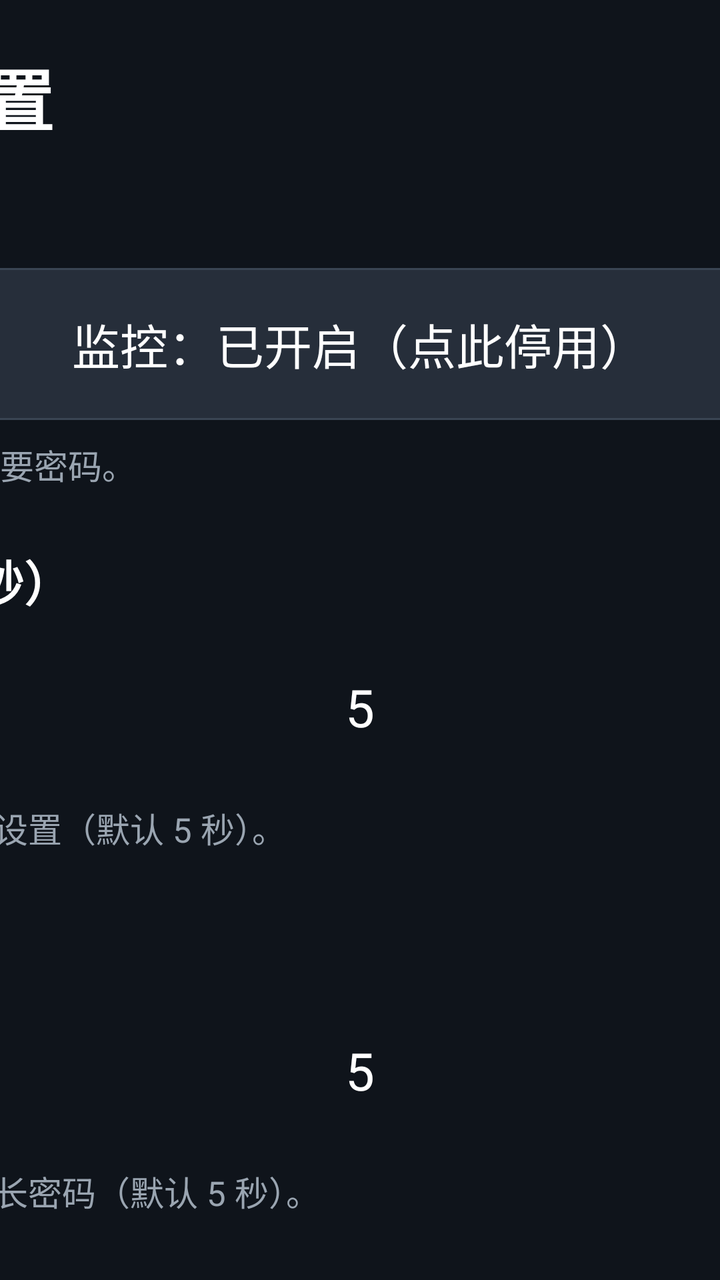
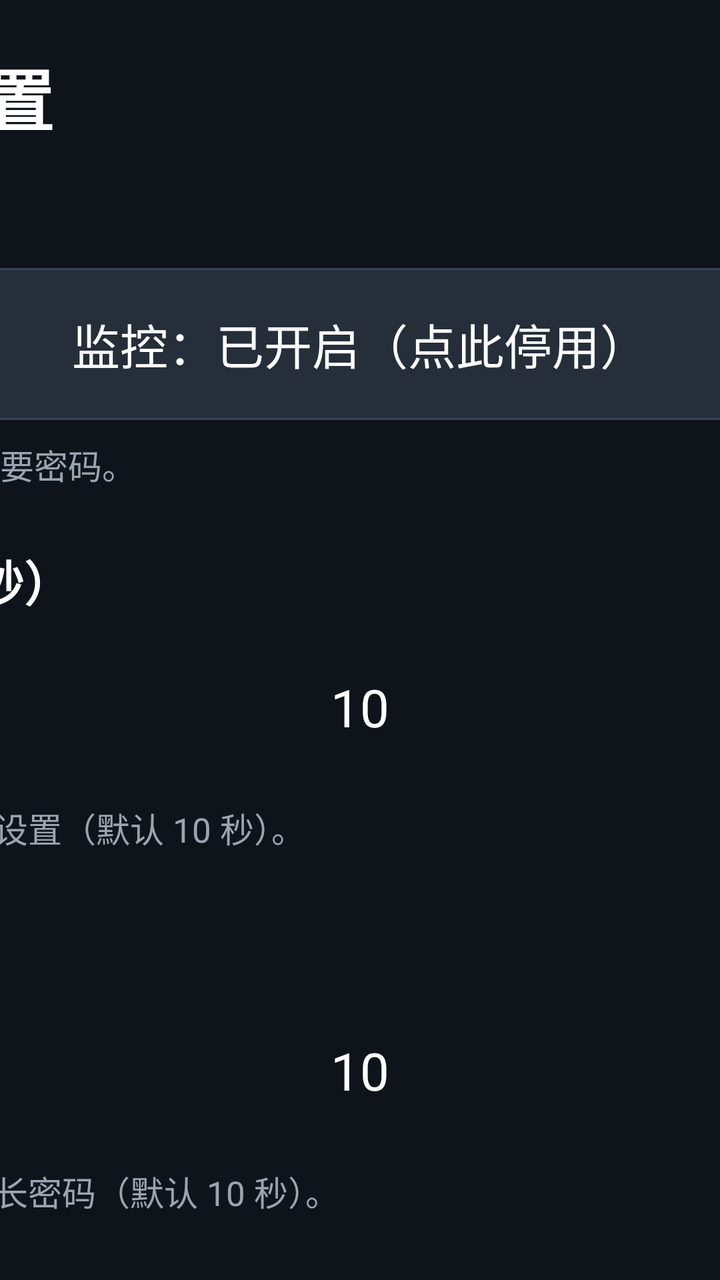

Screens rendered from an Android XML layout before and after an edit, with the pre-edit source and the edit as a unified diff.
<!-- AndroidManifest.xml: application theme Theme.KidsLock -->
<!-- res/layout/activity_main.xml -->
<?xml version="1.0" encoding="utf-8"?>
<FrameLayout xmlns:android="http://schemas.android.com/apk/res/android"
    android:id="@+id/root"
    android:layout_width="match_parent"
    android:layout_height="match_parent"
    android:background="@color/bg_dark">

    <ScrollView
        android:id="@+id/scroll"
        android:layout_width="match_parent"
        android:layout_height="match_parent"
        android:fillViewport="true"
        android:scrollbars="none">

        <LinearLayout
            android:layout_width="960dp"
            android:layout_height="wrap_content"
            android:layout_gravity="center_horizontal"
            android:orientation="vertical"
            android:paddingLeft="28dp"
            android:paddingRight="28dp"
            android:paddingTop="24dp"
            android:paddingBottom="40dp">

            
            <LinearLayout
                android:layout_width="match_parent"
                android:layout_height="wrap_content"
                android:baselineAligned="true"
                android:orientation="horizontal">

                <TextView
                    android:layout_width="0dp"
                    android:layout_height="wrap_content"
                    android:layout_weight="1"
                    android:includeFontPadding="false"
                    android:text="每日壁纸 · 家长设置"
                    android:textColor="@color/text_main"
                    android:textSize="34sp"
                    android:textStyle="bold" />

                <TextView
                    android:id="@+id/tvVersion"
                    android:layout_width="wrap_content"
                    android:layout_height="wrap_content"
                    android:layout_marginLeft="16dp"
                    android:includeFontPadding="false"
                    android:text="v1.9.8"
                    android:textColor="@color/text_dim"
                    android:textSize="20sp" />
            </LinearLayout>

            <TextView style="@style/Label" android:text="监控开关" />

            <TextView
                android:id="@+id/btnEnable"
                style="@style/RowBtn"
                android:text="监控：已开启（点此停用）" />

            <TextView
                style="@style/Hint"
                android:text="关掉后不计时、不锁屏；家长设置仍要密码。" />

            
            <TextView
                style="@style/Label"
                android:text="壁纸页长按 OK 进验证（秒）" />

            <LinearLayout style="@style/Stepper">

                <TextView
                    android:id="@+id/btnHoldMinus"
                    style="@style/StepBtn"
                    android:text="-" />

                <TextView
                    android:id="@+id/tvHoldSec"
                    style="@style/StepValue"
                    android:text="5" />

                <TextView
                    android:id="@+id/btnHoldPlus"
                    style="@style/StepBtn"
                    android:text="+" />
            </LinearLayout>

            <TextView
                style="@style/Hint"
                android:text="壁纸界面按住 OK 键这么久才进家长设置（默认 5 秒）。" />

            <TextView style="@style/Label" android:text="锁屏页长按 OK 解锁（秒）" />

            <LinearLayout style="@style/Stepper">

                <TextView
                    android:id="@+id/btnUnlockMinus"
                    style="@style/StepBtn"
                    android:text="-" />

                <TextView
                    android:id="@+id/tvUnlockSec"
                    style="@style/StepValue"
                    android:text="5" />

                <TextView
                    android:id="@+id/btnUnlockPlus"
                    style="@style/StepBtn"
                    android:text="+" />
            </LinearLayout>

            <TextView
                style="@style/Hint"
                android:text="锁屏答题页按住 OK 键这么久呼出家长密码（默认 5 秒）。" />

            <TextView style="@style/Label" android:text="单次连续观看（分钟，到点答题解锁）" />

            <LinearLayout style="@style/Stepper">

                <TextView
                    android:id="@+id/btnSingleMinus"
                    style="@style/StepBtn"
                    android:text="-" />

                <TextView
                    android:id="@+id/tvSingle"
                    style="@style/StepValue"
                    android:text="20" />

                <TextView
                    android:id="@+id/btnSinglePlus"
                    style="@style/StepBtn"
                    android:text="+" />
            </LinearLayout>

            <TextView
                style="@style/Hint"
                android:text="看满这个时长就弹锁屏；答对后重新计时。范围 5~120 分钟。" />

            <TextView style="@style/Label" android:text="每日累计上限（分钟，0=不限）" />

            <LinearLayout style="@style/Stepper">

                <TextView
                    android:id="@+id/btnDailyMinus"
                    style="@style/StepBtn"
                    android:text="-" />

                <TextView
                    android:id="@+id/tvDaily"
                    style="@style/StepValue"
                    android:text="0" />

                <TextView
                    android:id="@+id/btnDailyPlus"
                    style="@style/StepBtn"
                    android:text="+" />
            </LinearLayout>

            <TextView style="@style/Label" android:text="长关机重置阈值（分钟，0=不限）" />

            <LinearLayout style="@style/Stepper">

                <TextView
                    android:id="@+id/btnAwayMinus"
                    style="@style/StepBtn"
                    android:text="-" />

                <TextView
                    android:id="@+id/tvAway"
                    style="@style/StepValue"
                    android:text="30 分钟" />

                <TextView
                    android:id="@+id/btnAwayPlus"
                    style="@style/StepBtn"
                    android:text="+" />
            </LinearLayout>

            <TextView
                style="@style/Hint"
                android:text="关机不超过这个时长：计时接着走、锁屏保留；超过：本次计时清零（今日已看不减）；过零点：全部清零。0=不限。" />

            <TextView style="@style/Label" android:text="连续答对题数（答对才解锁）" />

            <LinearLayout style="@style/Stepper">

                <TextView
                    android:id="@+id/btnCorrMinus"
                    style="@style/StepBtn"
                    android:text="-" />

                <TextView
                    android:id="@+id/tvCorrect"
                    style="@style/StepValue"
                    android:text="3" />

                <TextView
                    android:id="@+id/btnCorrPlus"
                    style="@style/StepBtn"
                    android:text="+" />
            </LinearLayout>

            <TextView style="@style/Label" android:text="孩子年级" />

            <LinearLayout style="@style/Stepper">

                <TextView
                    android:id="@+id/btnLevelMinus"
                    style="@style/StepBtn"
                    android:text="-" />

                <TextView
                    android:id="@+id/tvLevel"
                    style="@style/StepValue"
                    android:text="二年级" />

                <TextView
                    android:id="@+id/btnLevelPlus"
                    style="@style/StepBtn"
                    android:text="+" />
            </LinearLayout>

            <TextView
                style="@style/Hint"
                android:text="1~9 年级；只出该年级及以下的题，不超纲。" />

            <TextView style="@style/Label" android:text="教材版本（语文/数学/英语按版本出题）" />

            <LinearLayout
                android:id="@+id/editionRow"
                android:layout_width="match_parent"
                android:layout_height="wrap_content"
                android:baselineAligned="false"
                android:orientation="horizontal" />

            <TextView style="@style/Label" android:text="启用题型（可多选）" />

            <LinearLayout
                android:id="@+id/typeGrid"
                android:layout_width="match_parent"
                android:layout_height="wrap_content"
                android:orientation="vertical" />

            <TextView style="@style/Label" android:text="题库" />

            <TextView
                android:id="@+id/tvQuizStatus"
                style="@style/Hint"
                android:text="未加载" />

            <TextView
                style="@style/Hint"
                android:text="想加自己的题：把 txt 文件拷到电视的 Download/txhlock 文件夹（U 盘或 SMB 都行），再点「重新加载题库」。一行一题：题目|答案|错误1;错误2;错误3" />

            <TextView
                android:id="@+id/btnExportQuiz"
                style="@style/RowBtn"
                android:text="导出内置题库（照着改）" />

            <TextView
                android:id="@+id/btnReloadQuiz"
                style="@style/RowBtn"
                android:layout_marginTop="10dp"
                android:text="重新加载题库" />

            <TextView
                android:id="@+id/btnClearLocal"
                style="@style/RowBtn"
                android:layout_marginTop="10dp"
                android:text="删除本地题库文件（只删本地，不动内置）" />

            <TextView style="@style/Label" android:text="局域网 SMB 题库同步（打开应用时自动更新）" />

            <TextView
                android:id="@+id/tvSmbStatus"
                style="@style/Hint"
                android:text="SMB 同步未开启" />

            <TextView
                android:id="@+id/btnSmbSetup"
                style="@style/RowBtn"
                android:text="SMB 同步设置" />

            <TextView
                android:id="@+id/btnSmbSyncNow"
                style="@style/RowBtn"
                android:layout_marginTop="10dp"
                android:text="立即更新 SMB 题库" />

            <TextView style="@style/Label" android:text="家长密码" />

            <TextView
                android:id="@+id/btnChangePin"
                style="@style/RowBtn"
                android:text="修改家长密码（默认 1234）" />

            <TextView style="@style/Label" android:text="防绕过 / 锁屏方式" />

            <TextView
                android:id="@+id/btnBootLock"
                style="@style/RowBtn"
                android:text="开机先答题：开（点此关闭）" />

            <TextView
                style="@style/Hint"
                android:text="开：每次真正开机/重启都先答题；关：沿用重启前状态（已锁仍锁，没锁就接着上次计时）。关机超过「长关机」时长会按长关机规则清零。" />

            <TextView
                android:id="@+id/btnOverlay"
                style="@style/RowBtn"
                android:layout_marginTop="10dp"
                android:text="悬浮层：检查中…" />

            <TextView
                android:id="@+id/tvHomeStatus"
                style="@style/Hint"
                android:text="系统桌面：未做任何修改" />

            <TextView
                android:id="@+id/btnAcc"
                style="@style/RowBtn"
                android:text="去系统里打开无障碍（当前：未开启）" />

            <TextView
                android:id="@+id/tvAccStatus"
                style="@style/Hint"
                android:text="正在检测无障碍保活状态…" />

            <TextView
                android:id="@+id/tvAccState"
                style="@style/Hint"
                android:text="无障碍：正在检测…" />

            <TextView
                style="@style/Hint"
                android:text="更新/覆盖安装后，小米电视可能会自动关掉无障碍；更新完回来看到「未开启」，点上面的按钮重开一次即可。" />

            <TextView
                style="@style/Hint"
                android:text="「自启动」需要手动去系统设置里打开；如果已开启，下面只显示绿色状态，不用点。" />

            <TextView
                android:id="@+id/btnSysSettings"
                style="@style/RowBtn"
                android:text="自启动：检测中…" />

            <TextView
                android:id="@+id/btnHomeSetup"
                style="@style/RowBtn"
                android:layout_marginTop="10dp"
                android:text="还原并卸载（恢复小米桌面）" />

            <TextView style="@style/Label" android:text="帮助与诊断" />

            <TextView
                android:id="@+id/tvHelp"
                style="@style/Hint"
                android:text="正在读取状态…" />

            <TextView
                android:id="@+id/btnFixAcc"
                style="@style/RowBtn"
                android:text="主页键拦截失效？点此修复" />

            <TextView
                android:id="@+id/btnTestLock"
                style="@style/RowBtn"
                android:layout_marginTop="26dp"
                android:background="@drawable/bg_primary"
                android:text="立即锁定测试" />
        </LinearLayout>
    </ScrollView>

    <FrameLayout
        android:id="@+id/gateLayer"
        android:layout_width="match_parent"
        android:layout_height="match_parent"
        android:visibility="gone" />
</FrameLayout>
<!-- resources referenced by this layout -->
<resources>
  <color name="bg_dark">#0F141B</color>
  <color name="text_dim">#9AA5B1</color>
  <color name="text_main">#FFFFFF</color>
  <!-- drawable bg_primary (drawable) -->
  <?xml version="1.0" encoding="utf-8"?>
  <selector xmlns:android="http://schemas.android.com/apk/res/android">
      <item android:state_focused="true"><shape android:shape="rectangle"><solid android:color="@color/accent" /><stroke android:width="3dp" android:color="#FFFFFF" /><corners android:radius="14dp" /></shape></item>
      <item android:state_pressed="true"><shape android:shape="rectangle"><solid android:color="@color/accent_deep" /><corners android:radius="14dp" /></shape></item>
      <item><shape android:shape="rectangle"><solid android:color="@color/accent" /><corners android:radius="14dp" /></shape></item>
  </selector>
  <style name="Hint">
          <item name="android:layout_width">match_parent</item>
          <item name="android:layout_height">wrap_content</item>
          <item name="android:layout_marginTop">10dp</item>
          <item name="android:layout_marginBottom">10dp</item>
          <item name="android:textColor">@color/text_dim</item>
          <item name="android:textSize">17sp</item>
          <item name="android:lineSpacingExtra">6dp</item>
          <item name="android:includeFontPadding">false</item>
      </style>
  <style name="Label">
          <item name="android:layout_width">match_parent</item>
          <item name="android:layout_height">wrap_content</item>
          <item name="android:layout_marginTop">18dp</item>
          <item name="android:layout_marginBottom">8dp</item>
          <item name="android:textColor">@color/text_main</item>
          <item name="android:textSize">24sp</item>
          <item name="android:textStyle">bold</item>
      </style>
  <style name="RowBtn">
          <item name="android:textAllCaps">false</item>
          <item name="android:layout_width">match_parent</item>
          <item name="android:layout_height">76dp</item>
          <item name="android:background">@drawable/bg_option</item>
          <item name="android:gravity">center</item>
          <item name="android:paddingLeft">12dp</item>
          <item name="android:paddingRight">12dp</item>
          <item name="android:textColor">@color/text_main</item>
          <item name="android:textSize">24sp</item>
      </style>
  <style name="StepBtn">
          <item name="android:textAllCaps">false</item>
          <item name="android:layout_width">120dp</item>
          <item name="android:layout_height">76dp</item>
          <item name="android:background">@drawable/bg_option</item>
          <item name="android:gravity">center</item>
          <item name="android:textColor">@color/text_main</item>
          <item name="android:textSize">26sp</item>
      </style>
  <style name="StepValue">
          <item name="android:layout_width">0dp</item>
          <item name="android:layout_height">76dp</item>
          <item name="android:layout_weight">1</item>
          <item name="android:gravity">center</item>
          <item name="android:textColor">@color/text_main</item>
          <item name="android:textSize">26sp</item>
      </style>
  <style name="Stepper">
          <item name="android:layout_width">match_parent</item>
          <item name="android:layout_height">wrap_content</item>
          <item name="android:orientation">horizontal</item>
      </style>
  <style name="Theme.KidsLock" parent="android:Theme.Holo.NoActionBar">
          <item name="android:windowBackground">@color/bg_dark</item>
          <item name="android:windowNoTitle">true</item>
          <item name="android:windowActionBar">false</item>
          <item name="android:windowContentOverlay">@null</item>
          <item name="android:colorBackground">@color/bg_dark</item>
          <item name="android:fontFamily">sans-serif</item>
      </style>
  <color name="accent">#1E5AF0</color>
  <color name="accent_deep">#1746C4</color>
  <color name="option_bg">#262E3A</color>
  <!-- unchanged entries left out for length: 1 -->
</resources>

<!-- the commit's change to res/layout/activity_main.xml (unified diff, before → after) -->
@@ -76,7 +76,7 @@
                 <TextView
                     android:id="@+id/tvHoldSec"
                     style="@style/StepValue"
-                    android:text="5" />
+                    android:text="10" />
 
                 <TextView
                     android:id="@+id/btnHoldPlus"
@@ -86,7 +86,7 @@
 
             <TextView
                 style="@style/Hint"
-                android:text="壁纸界面按住 OK 键这么久才进家长设置（默认 5 秒）。" />
+                android:text="壁纸界面按住 OK 键这么久才进家长设置（默认 10 秒）。" />
 
             <TextView style="@style/Label" android:text="锁屏页长按 OK 解锁（秒）" />
 
@@ -100,7 +100,7 @@
                 <TextView
                     android:id="@+id/tvUnlockSec"
                     style="@style/StepValue"
-                    android:text="5" />
+                    android:text="10" />
 
                 <TextView
                     android:id="@+id/btnUnlockPlus"
@@ -110,7 +110,7 @@
 
             <TextView
                 style="@style/Hint"
-                android:text="锁屏答题页按住 OK 键这么久呼出家长密码（默认 5 秒）。" />
+                android:text="锁屏答题页按住 OK 键这么久呼出家长密码（默认 10 秒）。" />
 
             <TextView style="@style/Label" android:text="单次连续观看（分钟，到点答题解锁）" />
 
